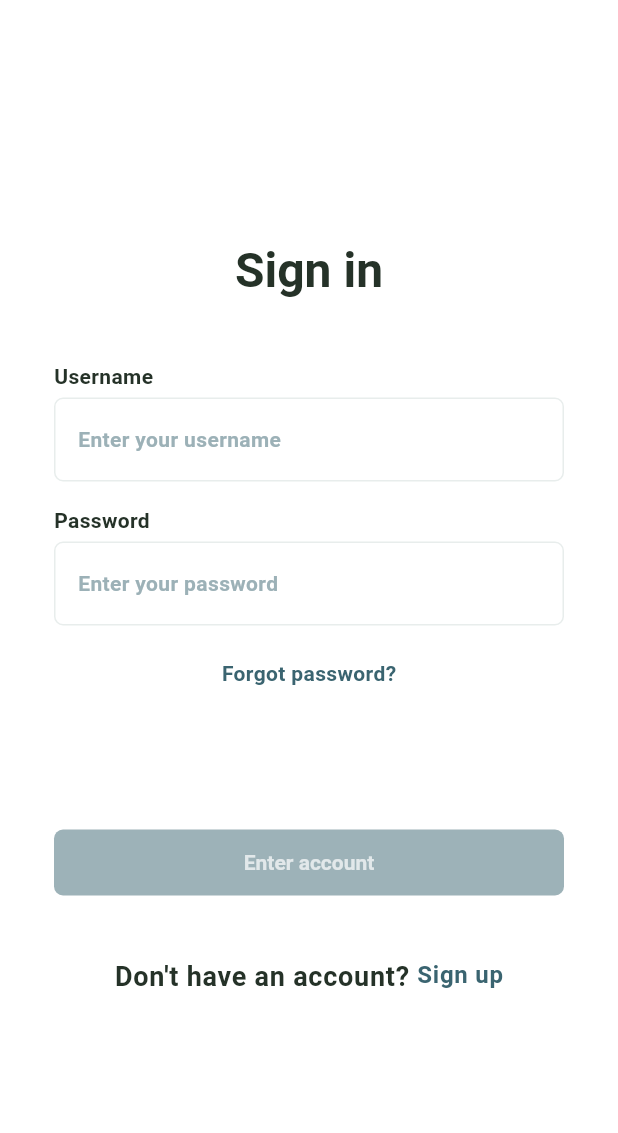
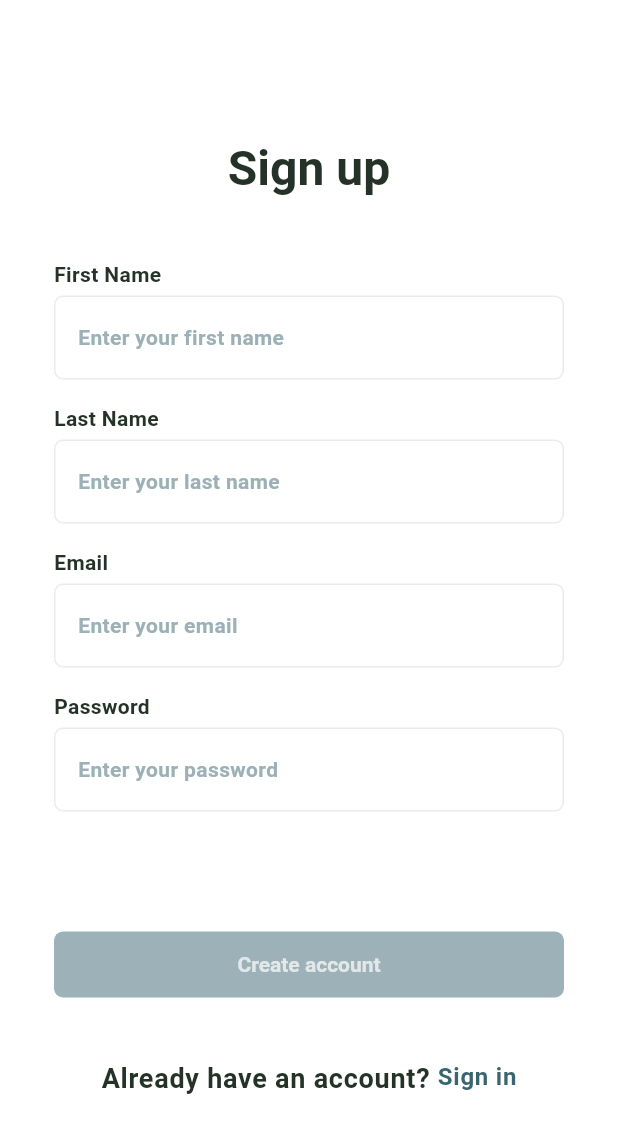
Before and after one commit to guysiman/sensy_clinician_app, a Flutter app: the screen it shows after launch, after a tap on "Sign up", on a phone screen of 412 x 824 dp. Shown: the top 1133 px of the screen. Run offline on Flutter 3.47's test engine with Material 3 defaults, Android fonts, the phone set to English and light mode, and no system bars; our stand-ins replace cloud_firestore, firebase_auth, firebase_core, fl_chart, flutter_blue_plus; accounts and stored records are empty.

Commit message:
Implement the sign up functionality

```diff
--- /dev/null
+++ b/lib/screens/signup_screen.dart
@@ -0,0 +1,431 @@
+import 'package:flutter/material.dart';
+import 'package:firebase_auth/firebase_auth.dart';
+import 'sign_in_page.dart'; // Import the SignInPage
+
+class SignUpScreen extends StatefulWidget {
+  @override
+  _SignUpScreenState createState() => _SignUpScreenState();
+}
+
+class _SignUpScreenState extends State<SignUpScreen> {
+  final TextEditingController _firstNameController = TextEditingController();
+  final TextEditingController _lastNameController = TextEditingController();
+  final TextEditingController _emailController = TextEditingController();
+  final TextEditingController _passwordController = TextEditingController();
+  FocusNode _firstNameFocus = FocusNode();
+  FocusNode _lastNameFocus = FocusNode();
+  FocusNode _emailFocus = FocusNode();
+  FocusNode _passwordFocus = FocusNode();
+  bool _isButtonEnabled = false;
+  bool _isLoading = false;
+  String? _errorMessage = '';
+  String? _firstNameError;
+  String? _lastNameError;
+  String? _emailError;
+  String? _passwordError;
+  bool _firstNameShowError = false;
+  bool _lastNameShowError = false;
+  bool _emailShowError = false;
+  bool _passwordShowError = false;
+
+  @override
+  void initState() {
+    super.initState();
+    _firstNameController.addListener(_checkFields);
+    _lastNameController.addListener(_checkFields);
+    _emailController.addListener(_checkFields);
+    _passwordController.addListener(_checkFields);
+    _firstNameFocus.addListener(() {
+      if (!_firstNameFocus.hasFocus) setState(() => _firstNameShowError = true);
+    });
+    _lastNameFocus.addListener(() {
+      if (!_lastNameFocus.hasFocus) setState(() => _lastNameShowError = true);
+    });
+    _emailFocus.addListener(() {
+      if (!_emailFocus.hasFocus) setState(() => _emailShowError = true);
+    });
+    _passwordFocus.addListener(() {
+      if (!_passwordFocus.hasFocus) setState(() => _passwordShowError = true);
+    });
+  }
+
+  void _checkFields() {
+    setState(() {
+      // First Name validation
+      if (_firstNameController.text.length < 2) {
+        _firstNameError = 'First name must be at least 2 characters';
+      } else if (RegExp(r'^[0-9]').hasMatch(_firstNameController.text)) {
+        _firstNameError = 'First name cannot start with a number';
+      } else {
+        _firstNameError = null;
+      }
+      // Last Name validation
+      if (_lastNameController.text.length < 2) {
+        _lastNameError = 'Last name must be at least 2 characters';
+      } else if (RegExp(r'^[0-9]').hasMatch(_lastNameController.text)) {
+        _lastNameError = 'Last name cannot start with a number';
+      } else {
+        _lastNameError = null;
+      }
+      // Email validation
+      if (!RegExp(r'^[\w-\.]+@([\w-]+\.)+[\w-]{2,4}$').hasMatch(_emailController.text)) {
+        _emailError = 'Enter a valid email';
+      } else {
+        _emailError = null;
+      }
+      // Password validation
+      if (_passwordController.text.length < 7) {
+        _passwordError = 'Password must be at least 7 characters';
+      } else if (!RegExp(r'^(?=.*[A-Za-z])(?=.*\d)[A-Za-z\d]+$').hasMatch(_passwordController.text)) {
+        _passwordError = 'Password must contain letters and numbers';
+      } else {
+        _passwordError = null;
+      }
+      _isButtonEnabled = _firstNameError == null && _lastNameError == null && _emailError == null && _passwordError == null &&
+        _firstNameController.text.isNotEmpty && _lastNameController.text.isNotEmpty && _emailController.text.isNotEmpty && _passwordController.text.isNotEmpty;
+    });
+  }
+
+  @override
+  void dispose() {
+    _firstNameController.dispose();
+    _lastNameController.dispose();
+    _emailController.dispose();
+    _passwordController.dispose();
+    _firstNameFocus.dispose();
+    _lastNameFocus.dispose();
+    _emailFocus.dispose();
+    _passwordFocus.dispose();
+    super.dispose();
+  }
+
+  Future<void> _signUp() async {
+    if (!_emailController.text.contains('@')) {
+      setState(() {
+        _errorMessage = 'Not a valid email';
+      });
+      if (_errorMessage != null && _errorMessage!.isNotEmpty) {
+        ScaffoldMessenger.of(context).showSnackBar(
+          SnackBar(
+            content: SizedBox(
+              width: double.infinity,
+              child: Text(
+                _errorMessage!,
+                style: const TextStyle(color: Colors.red),
+                textAlign: TextAlign.center,
+              ),
+            ),
+            backgroundColor: const Color(0xFFF8F8F8), // off white
+            behavior: SnackBarBehavior.floating,
+          ),
+        );
+      }
+      return;
+    } else if (_passwordController.text.length < 6) {
+      setState(() {
+        _errorMessage = 'Password not long enough';
+      });
+      if (_errorMessage != null && _errorMessage!.isNotEmpty) {
+        ScaffoldMessenger.of(context).showSnackBar(
+          SnackBar(
+            content: SizedBox(
+              width: double.infinity,
+              child: Text(
+                _errorMessage!,
+                style: const TextStyle(color: Colors.red),
+                textAlign: TextAlign.center,
+              ),
+            ),
+            backgroundColor: const Color(0xFFF8F8F8), // off white
+            behavior: SnackBarBehavior.floating,
+          ),
+        );
+      }
+      return;
+    } else if (_firstNameController.text.isEmpty) {
+      setState(() {
+        _errorMessage = 'Enter first name';
+      });
+      if (_errorMessage != null && _errorMessage!.isNotEmpty) {
+        ScaffoldMessenger.of(context).showSnackBar(
+          SnackBar(
+            content: SizedBox(
+              width: double.infinity,
+              child: Text(
+                _errorMessage!,
+                style: const TextStyle(color: Colors.red),
+                textAlign: TextAlign.center,
+              ),
+            ),
+            backgroundColor: const Color(0xFFF8F8F8), // off white
+            behavior: SnackBarBehavior.floating,
+          ),
+        );
+      }
+      return;
+    } else if (_lastNameController.text.isEmpty) {
+      setState(() {
+        _errorMessage = 'Enter last name';
+      });
+      if (_errorMessage != null && _errorMessage!.isNotEmpty) {
+        ScaffoldMessenger.of(context).showSnackBar(
+          SnackBar(
+            content: SizedBox(
+              width: double.infinity,
+              child: Text(
+                _errorMessage!,
+                style: const TextStyle(color: Colors.red),
+                textAlign: TextAlign.center,
+              ),
+            ),
+            backgroundColor: const Color(0xFFF8F8F8), // off white
+            behavior: SnackBarBehavior.floating,
+          ),
+        );
+      }
+      return;
+    }
+    setState(() {
+      _isLoading = true;
+      _errorMessage = '';
+    });
+    try {
+      UserCredential userCredential = await FirebaseAuth.instance.createUserWithEmailAndPassword(
+        email: _emailController.text.trim(),
+        password: _passwordController.text.trim(),
+      );
+      await userCredential.user!.updateDisplayName(
+        '${_firstNameController.text.trim()} ${_lastNameController.text.trim()}',
+      );
+      await userCredential.user!.sendEmailVerification();
+      // Show toast/snackbar and redirect to login
+      if (mounted) {
+        ScaffoldMessenger.of(context).showSnackBar(
+          SnackBar(
+            content: SizedBox(
+              width: double.infinity,
+              child: Text(
+                'A verification email has been sent. Please verify your email before logging in.',
+                style: const TextStyle(color: Colors.black),
+                textAlign: TextAlign.center,
+              ),
+            ),
+            backgroundColor: const Color(0xFFF8F8F8),
+            behavior: SnackBarBehavior.floating,
+            duration: const Duration(seconds: 3),
+          ),
+        );
+        await Future.delayed(const Duration(seconds: 2));
+        if (mounted) {
+          Navigator.of(context).pushAndRemoveUntil(
+            MaterialPageRoute(builder: (context) => SignInPage()),
+            (route) => false,
+          );
+        }
+      }
+    } on FirebaseAuthException catch (e) {
+      setState(() {
+        _errorMessage = e.message;
+      });
+      if (_errorMessage != null && _errorMessage!.isNotEmpty) {
+        ScaffoldMessenger.of(context).showSnackBar(
+          SnackBar(
+            content: SizedBox(
+              width: double.infinity,
+              child: Text(
+                _errorMessage!,
+                style: const TextStyle(color: Colors.red),
+                textAlign: TextAlign.center,
+              ),
+            ),
+            backgroundColor: const Color(0xFFF8F8F8), // off white
+            behavior: SnackBarBehavior.floating,
+          ),
+        );
+      }
+    } finally {
+      setState(() {
+        _isLoading = false;
+      });
+    }
+  }
+
+  @override
+  Widget build(BuildContext context) {
+    return Scaffold(
+      body: SafeArea(
+        child: Center(
+          child: SizedBox(
+            width: 388,
+            child: SingleChildScrollView(
+              padding: const EdgeInsets.symmetric(horizontal: 24, vertical: 32),
+              child: Column(
+                mainAxisAlignment: MainAxisAlignment.center,
+                children: [
+                  // Title
+                  Text('Sign up', style: Theme.of(context).textTheme.titleLarge),
+                  const SizedBox(height: 40),
+                  // First Name
+                  Align(
+                      alignment: Alignment.centerLeft,
+                      child: Text('First Name', style: Theme.of(context).textTheme.bodyMedium)),
+                  const SizedBox(height: 4),
+                  TextField(
+                    controller: _firstNameController,
+                    focusNode: _firstNameFocus,
+                    decoration: InputDecoration(
+                      labelText: 'Enter your first name',
+                      labelStyle: Theme.of(context).textTheme.bodyMedium?.copyWith(
+                            color: Theme.of(context).hintColor,
+                          ),
+                      border: OutlineInputBorder(
+                          borderRadius: BorderRadius.circular(6),
+                          borderSide: const BorderSide(color: Color(0xFFE8EDEC))),
+                      enabledBorder: OutlineInputBorder(
+                        borderRadius: BorderRadius.circular(6),
+                        borderSide: const BorderSide(color: Color(0xFFE8EDEC)),
+                      ),
+                      floatingLabelBehavior: FloatingLabelBehavior.never,
+                      errorText: _firstNameShowError ? _firstNameError : null,
+                    ),
+                    onChanged: (_) {
+                      if (_firstNameShowError) setState(() => _firstNameShowError = false);
+                      _checkFields();
+                    },
+                  ),
+                  const SizedBox(height: 16),
+                  // Last Name
+                  Align(
+                      alignment: Alignment.centerLeft,
+                      child: Text('Last Name', style: Theme.of(context).textTheme.bodyMedium)),
+                  const SizedBox(height: 4),
+                  TextField(
+                    controller: _lastNameController,
+                    focusNode: _lastNameFocus,
+                    decoration: InputDecoration(
+                      labelText: 'Enter your last name',
+                      labelStyle: Theme.of(context).textTheme.bodyMedium?.copyWith(
+                            color: Theme.of(context).hintColor,
+                          ),
+                      border: OutlineInputBorder(
+                          borderRadius: BorderRadius.circular(6),
+                          borderSide: const BorderSide(color: Color(0xFFE8EDEC))),
+                      enabledBorder: OutlineInputBorder(
+                        borderRadius: BorderRadius.circular(6),
+                        borderSide: const BorderSide(color: Color(0xFFE8EDEC)),
+                      ),
+                      floatingLabelBehavior: FloatingLabelBehavior.never,
+                      errorText: _lastNameShowError ? _lastNameError : null,
+                    ),
+                    onChanged: (_) {
+                      if (_lastNameShowError) setState(() => _lastNameShowError = false);
+                      _checkFields();
+                    },
+                  ),
+                  const SizedBox(height: 16),
+                  // Email
+                  Align(
+                      alignment: Alignment.centerLeft,
+                      child: Text('Email', style: Theme.of(context).textTheme.bodyMedium)),
+                  const SizedBox(height: 4),
+                  TextField(
+                    controller: _emailController,
+                    focusNode: _emailFocus,
+                    decoration: InputDecoration(
+                      labelText: 'Enter your email',
+                      labelStyle: Theme.of(context).textTheme.bodyMedium?.copyWith(
+                            color: Theme.of(context).hintColor,
+                          ),
+                      border: OutlineInputBorder(
+                          borderRadius: BorderRadius.circular(6),
+                          borderSide: const BorderSide(color: Color(0xFFE8EDEC))),
+                      enabledBorder: OutlineInputBorder(
+                        borderRadius: BorderRadius.circular(6),
+                        borderSide: const BorderSide(color: Color(0xFFE8EDEC)),
+                      ),
+                      floatingLabelBehavior: FloatingLabelBehavior.never,
+                      errorText: _emailShowError ? _emailError : null,
+                    ),
+                    onChanged: (_) {
+                      if (_emailShowError) setState(() => _emailShowError = false);
+                      _checkFields();
+                    },
+                  ),
+                  const SizedBox(height: 16),
+                  // Password
+                  Align(
+                      alignment: Alignment.centerLeft,
+                      child: Text('Password', style: Theme.of(context).textTheme.bodyMedium)),
+                  const SizedBox(height: 4),
+                  TextField(
+                    controller: _passwordController,
+                    focusNode: _passwordFocus,
+                    obscureText: true,
+                    decoration: InputDecoration(
+                      labelText: 'Enter your password',
+                      labelStyle: Theme.of(context).textTheme.bodyMedium?.copyWith(
+                            color: Theme.of(context).hintColor,
+                          ),
+                      border: OutlineInputBorder(
+                          borderRadius: BorderRadius.circular(6),
+                          borderSide: const BorderSide(color: Color(0xFFE8EDEC))),
+                      enabledBorder: OutlineInputBorder(
+                        borderRadius: BorderRadius.circular(6),
+                        borderSide: const BorderSide(color: Color(0xFFE8EDEC)),
+                      ),
+                      floatingLabelBehavior: FloatingLabelBehavior.never,
+                      errorText: _passwordShowError ? _passwordError : null,
+                    ),
+                    onChanged: (_) {
+                      if (_passwordShowError) setState(() => _passwordShowError = false);
+                      _checkFields();
+                    },
+                  ),
+                  const SizedBox(height: 40),
+                  if (_errorMessage != null && _errorMessage != '') Text('$_errorMessage'),
+                  const SizedBox(height: 40),
+                  SizedBox(
+                    width: double.infinity,
+                    height: 44,
+                    child: ElevatedButton(
+                      style: ElevatedButton.styleFrom(
+                        disabledBackgroundColor: Theme.of(context)
+                            .colorScheme
+                            .primary
+                            .withAlpha((255 * 0.5).toInt()),
+                        disabledForegroundColor: Colors.white70,
+                      ),
+                      onPressed: _isButtonEnabled && !_isLoading ? _signUp : null,
+                      child: _isLoading ? const CircularProgressIndicator() : const Text('Create account'),
+                    ),
+                  ),
+                  const SizedBox(height: 40),
+                  Row(
+                    mainAxisAlignment: MainAxisAlignment.center,
+                    crossAxisAlignment: CrossAxisAlignment.center,
+                    children: [
+                      Text(
+                        'Already have an account? ',
+                        style: Theme.of(context).textTheme.bodyLarge?.copyWith(fontSize: 18),
+                      ),
+                      GestureDetector(
+                        onTap: () => Navigator.of(context).pop(),
+                        child: Text(
+                          'Sign in',
+                          style: Theme.of(context)
+                              .textTheme
+                              .bodyLarge
+                              ?.copyWith(color: Theme.of(context).colorScheme.primary),
+                        ),
+                      ),
+                    ],
+                  ),
+                ],
+              ),
+            ),
+          ),
+        ),
+      ),
+    );
+  }
+}
```
Also changed, not shown: lib/screens/sign_in_page.dart (+69 -7 lines), pubspec.lock.
